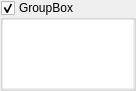
This is uman/src/QUCoverGroup.ui in UltraStar-Deluxe/UltraStar-Manager as Qt 5 draws it before an edit. The edited form follows.
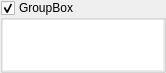
This is the edited form. Custom widgets are drawn as their Qt base class.

Commit message: get covers from amazon - download them to a temp directory for now :)

What changed in the file:
```diff
--- a/uman/src/QUCoverGroup.ui
+++ b/uman/src/QUCoverGroup.ui
@@ -5,8 +5,8 @@
    <rect>
     <x>0</x>
     <y>0</y>
-    <width>136</width>
-    <height>71</height>
+    <width>166</width>
+    <height>64</height>
    </rect>
   </property>
   <property name="windowTitle" >
@@ -27,6 +27,12 @@
        <verstretch>0</verstretch>
       </sizepolicy>
      </property>
+     <property name="minimumSize" >
+      <size>
+       <width>0</width>
+       <height>0</height>
+      </size>
+     </property>
      <property name="title" >
       <string>GroupBox</string>
      </property>
@@ -40,13 +46,16 @@
       <property name="spacing" >
        <number>0</number>
       </property>
+      <property name="sizeConstraint" >
+       <enum>QLayout::SetNoConstraint</enum>
+      </property>
       <property name="margin" >
        <number>0</number>
       </property>
       <item>
        <widget class="QUCoverList" name="list" >
         <property name="sizePolicy" >
-         <sizepolicy vsizetype="Preferred" hsizetype="Expanding" >
+         <sizepolicy vsizetype="Expanding" hsizetype="Expanding" >
           <horstretch>0</horstretch>
           <verstretch>0</verstretch>
          </sizepolicy>
@@ -54,12 +63,15 @@
         <property name="minimumSize" >
          <size>
           <width>0</width>
-          <height>0</height>
+          <height>50</height>
          </size>
         </property>
         <property name="frameShape" >
          <enum>QFrame::NoFrame</enum>
         </property>
+        <property name="verticalScrollBarPolicy" >
+         <enum>Qt::ScrollBarAsNeeded</enum>
+        </property>
         <property name="horizontalScrollBarPolicy" >
          <enum>Qt::ScrollBarAlwaysOff</enum>
         </property>
```
Left out of the diff: 2 changed lines with no effect on the pictures. The commit also changes 22 other files.
